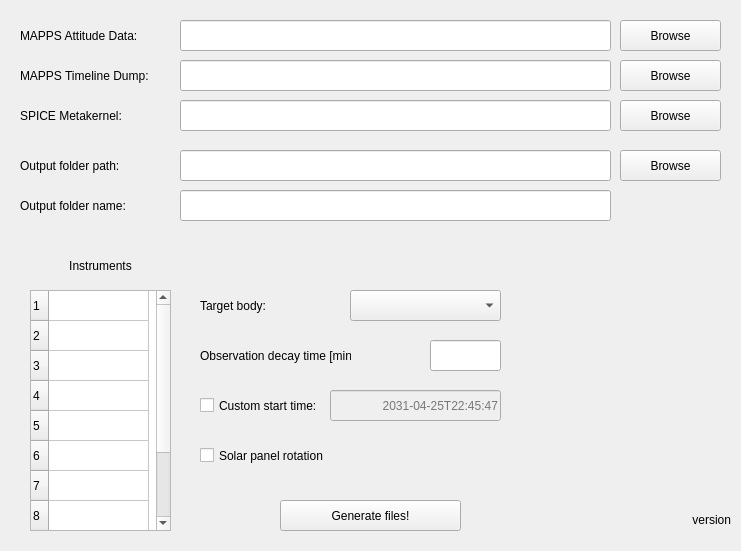
The window that ui/juice_win_converter.ui (MStefko/ESA-Mapps2Cosmographia) describes before a commit, drawn with Qt 5.
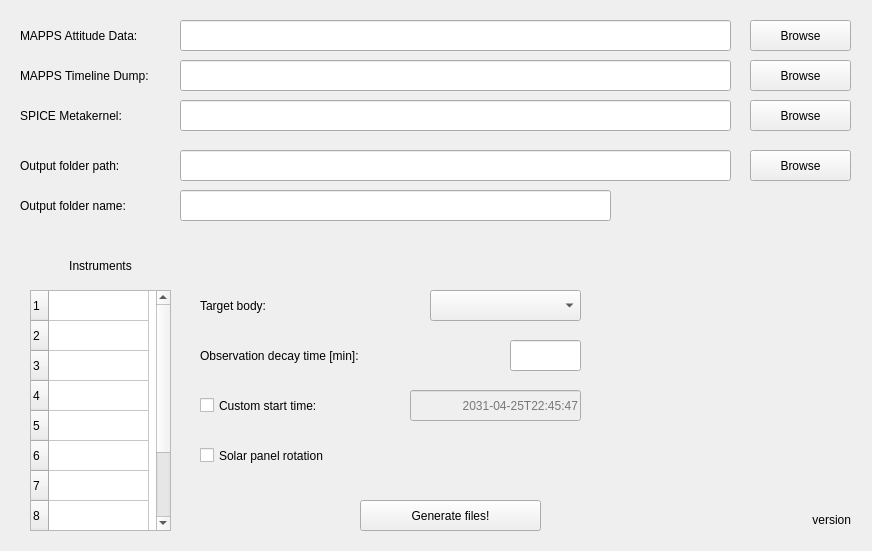
The same window after the commit. Icons and pictures are not drawn.

```diff
--- a/ui/juice_win_converter.ui
+++ b/ui/juice_win_converter.ui
@@ -6,7 +6,7 @@
    <rect>
     <x>0</x>
     <y>0</y>
-    <width>741</width>
+    <width>872</width>
     <height>551</height>
    </rect>
   </property>
@@ -31,7 +31,7 @@
     <rect>
      <x>180</x>
      <y>20</y>
-     <width>431</width>
+     <width>551</width>
      <height>31</height>
     </rect>
    </property>
@@ -39,7 +39,7 @@
   <widget class="QPushButton" name="pb_MappsAttitude">
    <property name="geometry">
     <rect>
-     <x>620</x>
+     <x>750</x>
      <y>20</y>
      <width>101</width>
      <height>31</height>
@@ -52,7 +52,7 @@
   <widget class="QPushButton" name="pb_MappsTimeline">
    <property name="geometry">
     <rect>
-     <x>620</x>
+     <x>750</x>
      <y>60</y>
      <width>101</width>
      <height>31</height>
@@ -80,7 +80,7 @@
     <rect>
      <x>180</x>
      <y>60</y>
-     <width>431</width>
+     <width>551</width>
      <height>31</height>
     </rect>
    </property>
@@ -88,7 +88,7 @@
   <widget class="QPushButton" name="pb_Metakernel">
    <property name="geometry">
     <rect>
-     <x>620</x>
+     <x>750</x>
      <y>100</y>
      <width>101</width>
      <height>31</height>
@@ -103,7 +103,7 @@
     <rect>
      <x>180</x>
      <y>100</y>
-     <width>431</width>
+     <width>551</width>
      <height>31</height>
     </rect>
    </property>
@@ -124,7 +124,7 @@
   <widget class="QPushButton" name="pb_Generate">
    <property name="geometry">
     <rect>
-     <x>280</x>
+     <x>360</x>
      <y>500</y>
      <width>181</width>
      <height>31</height>
@@ -137,7 +137,7 @@
   <widget class="QLabel" name="l_version">
    <property name="geometry">
     <rect>
-     <x>620</x>
+     <x>740</x>
      <y>510</y>
      <width>111</width>
      <height>20</height>
@@ -205,7 +205,7 @@
   <widget class="QComboBox" name="comboBox_targetList">
    <property name="geometry">
     <rect>
-     <x>350</x>
+     <x>430</x>
      <y>290</y>
      <width>151</width>
      <height>31</height>
@@ -233,7 +233,7 @@
     <rect>
      <x>200</x>
      <y>340</y>
-     <width>151</width>
+     <width>231</width>
      <height>31</height>
     </rect>
    </property>
@@ -244,7 +244,7 @@
   <widget class="QLineEdit" name="le_ObsDecayTimeMin">
    <property name="geometry">
     <rect>
-     <x>430</x>
+     <x>510</x>
      <y>340</y>
      <width>71</width>
      <height>31</height>
@@ -259,7 +259,7 @@
     <rect>
      <x>200</x>
      <y>390</y>
-     <width>121</width>
+     <width>161</width>
      <height>31</height>
     </rect>
    </property>
@@ -273,7 +273,7 @@
    </property>
    <property name="geometry">
     <rect>
-     <x>330</x>
+     <x>410</x>
      <y>390</y>
      <width>171</width>
      <height>31</height>
@@ -289,7 +289,7 @@
   <widget class="QLabel" name="logo">
    <property name="geometry">
     <rect>
-     <x>580</x>
+     <x>710</x>
      <y>420</y>
      <width>141</width>
      <height>111</height>
@@ -321,7 +321,7 @@
   <widget class="QPushButton" name="pb_OutputFolderPath">
    <property name="geometry">
     <rect>
-     <x>620</x>
+     <x>750</x>
      <y>150</y>
      <width>101</width>
      <height>31</height>
@@ -336,12 +336,12 @@
     <rect>
      <x>180</x>
      <y>150</y>
-     <width>431</width>
+     <width>551</width>
      <height>31</height>
     </rect>
    </property>
    <property name="text">
-    <string> </string>
+    <string/>
    </property>
   </widget>
   <widget class="QLineEdit" name="le_OutputFolderName">
```
